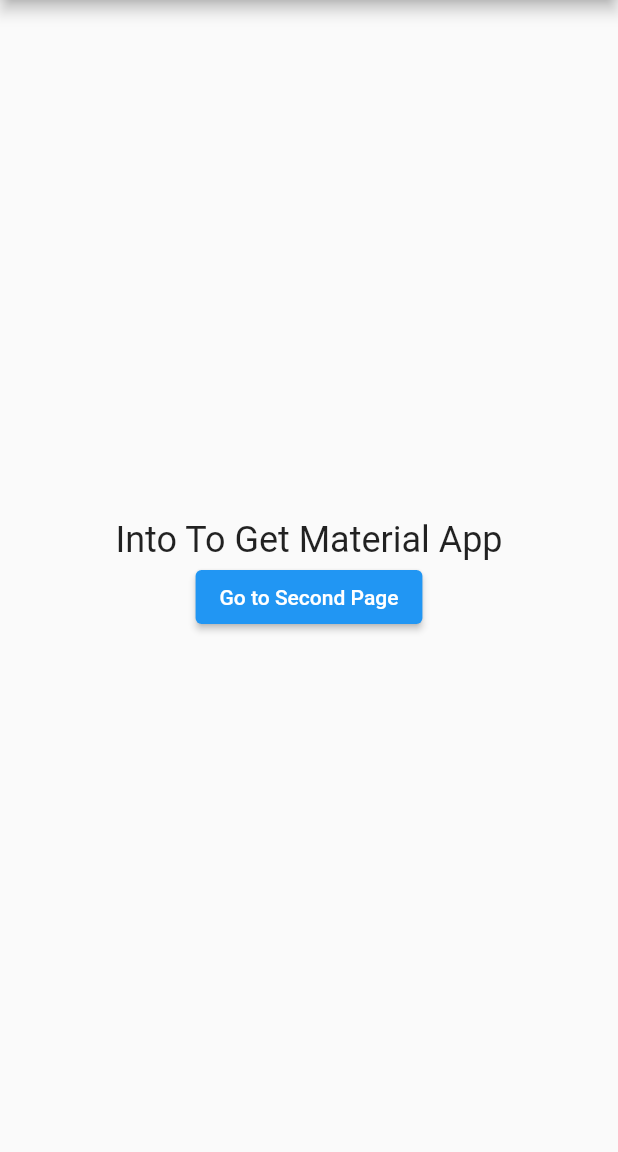
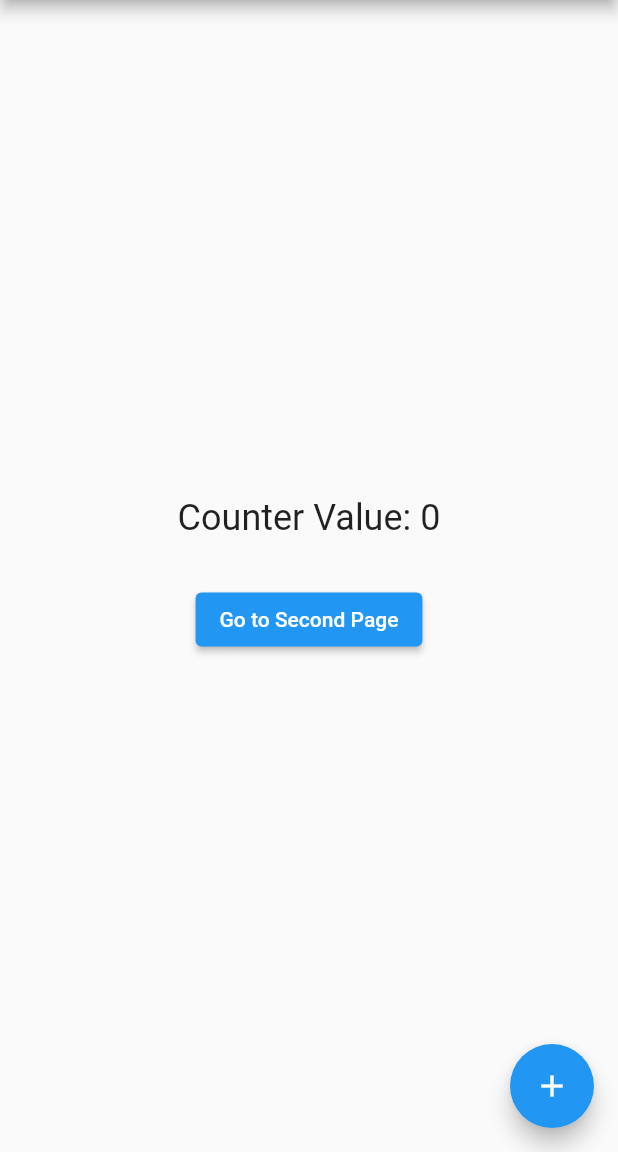
Before and after one commit to msalman2890/getx_series, a Flutter app: the screen it shows after launch, on a phone screen of 412 x 824 dp, the part 84-1236 px from its top. Run offline on Flutter 3.47's test engine with Material 2 defaults, Android fonts, the phone set to English and light mode, and no system bars; our stand-ins replace get.

Commit message:
simple counter example with getx controller

```diff
--- /dev/null
+++ b/lib/controllers/counter_controller.dart
@@ -0,0 +1,14 @@
+import 'package:get/get.dart';
+
+class CounterController extends GetxController{
+  RxInt counter = 0.obs;
+
+  void increment(){
+    counter.value++;
+
+    // counter.value = counter.value + 1;
+    //
+    // counter(counter.value + 1);
+  }
+
+}
--- a/lib/routes/get_routes.dart
+++ b/lib/routes/get_routes.dart
@@ -9,7 +9,7 @@ class GetAppRoute{
     return [
       GetPage(
         name: AppRoute.initial,
-        page: () => const MyHomePage(title: 'Getx Routing'),
+        page: () => MyHomePage(title: 'Getx Routing'),
       ),
       GetPage(
         name: AppRoute.secondPage,
--- a/lib/screens/hompage.dart
+++ b/lib/screens/hompage.dart
@@ -1,30 +1,38 @@
 import 'package:flutter/material.dart';
 import 'package:get/get.dart';
+import 'package:getx_series/controllers/counter_controller.dart';
 
-class MyHomePage extends StatefulWidget {
-  const MyHomePage({super.key, required this.title});
+class MyHomePage extends StatelessWidget {
+  final String title;
+  MyHomePage({Key? key, required this.title}) : super(key: key);
 
-  final String title;
+  CounterController controller = Get.put(CounterController());
 
-  @override
-  State<MyHomePage> createState() => _MyHomePageState();
-}
-
-class _MyHomePageState extends State<MyHomePage> {
   @override
   Widget build(BuildContext context) {
     return Scaffold(
         appBar: AppBar(
-          title: Text(widget.title),
+          title: Text(title),
+        ),
+        floatingActionButton: FloatingActionButton(
+          onPressed: () {
+            controller.increment();
+          },
+          tooltip: 'Increment',
+          child: const Icon(Icons.add),
         ),
         body: Center(
           child: Column(
             mainAxisAlignment: MainAxisAlignment.center,
             children: [
-              const Text(
-                "Into To Get Material App",
-                style: TextStyle(fontSize: 24),
+              Obx(() {
+                  return Text(
+                    "Counter Value: ${controller.counter.value}",
+                    style: const TextStyle(fontSize: 24),
+                  );
+                }
               ),
+              const SizedBox(height: 30,),
               ElevatedButton(
                 onPressed: () {
                   Get.toNamed("/secondPage");
```
